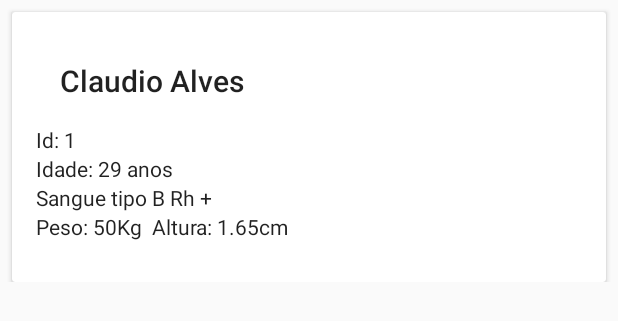
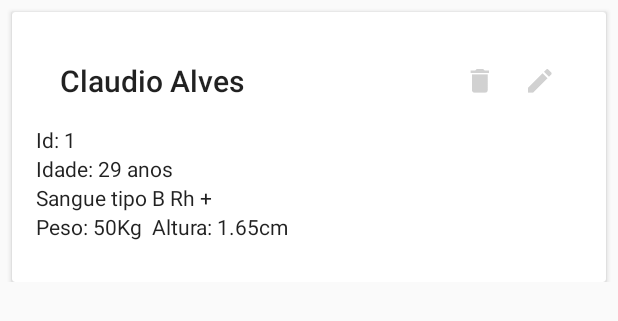
Before and after one commit to JeisonSilva/doadoresamigos, an Android app: the layout recycleview_card_doador.xml on its own in the app's theme, with its tools: preview values and no code run, on a phone screen of 412 x 824 dp. Shown: the top 321 px of the screen. Run offline under Robolectric (Android 15) with nearby library versions, the phone set to English and light mode, and no system bars.

Commit message:
Feature/deletar doador (#12)
* implementado exclusao de doadores

* alterado versao

```diff
--- a/app/build.gradle
+++ b/app/build.gradle
@@ -8,7 +8,7 @@ android {
         minSdkVersion 22
         targetSdkVersion 29
         versionCode 4
-        versionName "0.3.0"
+        versionName "0.4.0"
         testInstrumentationRunner "androidx.test.runner.AndroidJUnitRunner"
     }
     buildTypes {
--- a/app/src/main/java/com/jsonapp/doadoresamigos/PesquisaDoadorActivity.java
+++ b/app/src/main/java/com/jsonapp/doadoresamigos/PesquisaDoadorActivity.java
@@ -127,7 +127,7 @@ public class PesquisaDoadorActivity extends AppCompatActivity implements Pesquis
     }
 
     private void exibirListaDoadores(ArrayList<DoadorDto> doadores) {
-        DoadorAdapter adapter = new DoadorAdapter(doadores);
+        DoadorAdapter adapter = new DoadorAdapter(doadores, this);
         LinearLayoutManager layoutManager = new LinearLayoutManager(this);
 
         rvDoadores.setLayoutManager(layoutManager);
--- a/app/src/main/java/com/jsonapp/doadoresamigos/adapters/DoadorViewHolder.java
+++ b/app/src/main/java/com/jsonapp/doadoresamigos/adapters/DoadorViewHolder.java
@@ -3,6 +3,7 @@ package com.jsonapp.doadoresamigos.adapters;
 import android.view.View;
 
 import androidx.annotation.NonNull;
+import androidx.appcompat.widget.AppCompatImageView;
 import androidx.appcompat.widget.AppCompatTextView;
 import androidx.recyclerview.widget.RecyclerView;
 
@@ -14,6 +15,8 @@ public class DoadorViewHolder extends RecyclerView.ViewHolder {
     public final AppCompatTextView textViewIdade;
     public final AppCompatTextView textViewTipoDeSangue;
     public final AppCompatTextView textViewCondicoesFisicas;
+    public final AppCompatImageView imgViewEdit;
+    public final AppCompatImageView imgViewDelete;
 
     public DoadorViewHolder(@NonNull View itemView) {
         super(itemView);
@@ -23,6 +26,8 @@ public class DoadorViewHolder extends RecyclerView.ViewHolder {
         textViewIdade = itemView.findViewById(R.id.textViewIdade);
         textViewTipoDeSangue = itemView.findViewById(R.id.textViewDadosSanguineos);
         textViewCondicoesFisicas = itemView.findViewById(R.id.textViewPesoAltura);
+        imgViewEdit = itemView.findViewById(R.id.imgViewEdit);
+        imgViewDelete = itemView.findViewById(R.id.imgViewDelete);
 
     }
 }
--- a/app/src/main/java/com/jsonapp/doadoresamigos/gestaodoadores/ExclusaoDoador.java
+++ b/app/src/main/java/com/jsonapp/doadoresamigos/gestaodoadores/ExclusaoDoador.java
@@ -1,4 +1,6 @@
 package com.jsonapp.doadoresamigos.gestaodoadores;
+
+import java.util.ArrayList;
 
 public class ExclusaoDoador {
     private final ExclusaoDoadorDal exclusaoDoadorDal;
@@ -25,5 +27,8 @@ public class ExclusaoDoador {
 
         this.doadorRepositorio.excluir(doadorDto);
 
+        ArrayList<DoadorDto> doadores = this.doadorRepositorio.listarDoadores();
+        this.exclusaoDoadorDal.exibirNovaLista(doadores);
+
     }
 }
--- a/app/src/main/java/com/jsonapp/doadoresamigos/gestaodoadores/ExclusaoDoadorDal.java
+++ b/app/src/main/java/com/jsonapp/doadoresamigos/gestaodoadores/ExclusaoDoadorDal.java
@@ -1,4 +1,6 @@
 package com.jsonapp.doadoresamigos.gestaodoadores;
+
+import java.util.ArrayList;
 
 public interface ExclusaoDoadorDal {
     Integer obterCodigoDoador();
@@ -6,4 +8,6 @@ public interface ExclusaoDoadorDal {
     void notificarCodigoInvalido();
 
     void notificarUsuarioInexistente();
+
+    void exibirNovaLista(ArrayList<DoadorDto> doadores);
 }
--- a/app/src/main/res/layout/recycleview_card_doador.xml
+++ b/app/src/main/res/layout/recycleview_card_doador.xml
@@ -18,6 +18,8 @@
             android:layout_height="wrap_content"
             android:layout_margin="16dp">
 
+
+
             <androidx.constraintlayout.widget.ConstraintLayout
                 android:orientation="horizontal"
                 android:layout_width="match_parent"
@@ -35,6 +37,30 @@
                     android:text="Claudio Alves"
                     app:layout_constraintBottom_toBottomOf="parent"
                     app:layout_constraintStart_toStartOf="parent"
+                    app:layout_constraintTop_toTopOf="parent" />
+
+                <androidx.appcompat.widget.AppCompatImageView
+                    android:id="@+id/imgViewEdit"
+                    android:layout_width="24dp"
+                    android:layout_height="24dp"
+                    android:layout_marginTop="8dp"
+                    android:layout_marginEnd="16dp"
+                    android:layout_marginBottom="8dp"
+                    android:src="@mipmap/ic_edit"
+                    app:layout_constraintBottom_toBottomOf="parent"
+                    app:layout_constraintEnd_toEndOf="parent"
+                    app:layout_constraintTop_toTopOf="parent" />
+
+                <androidx.appcompat.widget.AppCompatImageView
+                    android:id="@+id/imgViewDelete"
+                    android:layout_width="24dp"
+                    android:layout_height="24dp"
+                    android:layout_marginTop="8dp"
+                    android:layout_marginEnd="16dp"
+                    android:layout_marginBottom="8dp"
+                    android:src="@mipmap/ic_delete"
+                    app:layout_constraintBottom_toBottomOf="parent"
+                    app:layout_constraintEnd_toStartOf="@+id/imgViewEdit"
                     app:layout_constraintTop_toTopOf="parent" />
 
             </androidx.constraintlayout.widget.ConstraintLayout>
--- a/app/src/main/res/values/strings.xml
+++ b/app/src/main/res/values/strings.xml
@@ -18,6 +18,8 @@
     <string name="btn_registrar">REGISTRAR</string>
     <string name="alertdialog_nao_ha_registro">Não há registros com este código</string>
     <string name="alertdialog_nao_existe_doador">Não existe doador com este código</string>
+    <string name="alertdialog_codigoinvalido">Código inválido</string>
+    <string name="alertdialog_codigoinexistente">Código inexistente</string>
 
     <string-array name="tipossanguineos">
         <item>Tipo de Sangue</item>
```
Also changed, not shown: app/src/main/java/com/jsonapp/doadoresamigos/adapters/DoadorAdapter.java (+64 -4 lines), app/src/main/java/com/jsonapp/doadoresamigos/gestaodoadores/DoadorRepositorioImpl.java (+4 -12 lines).
